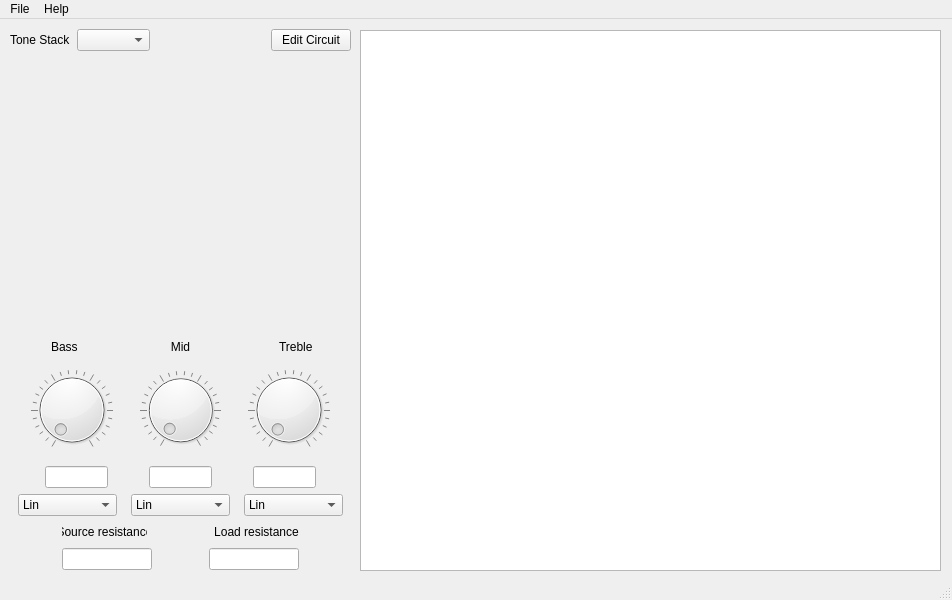
Before: the Qt Designer form tonestackcalculator.ui in olivergardiner/tonestack, drawn with Qt 5.
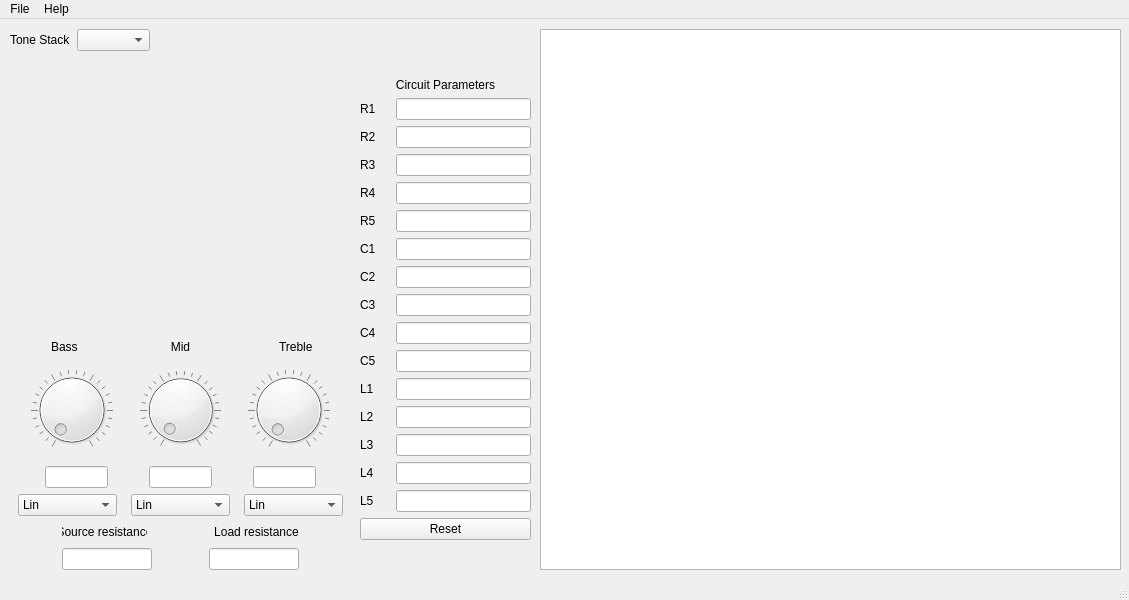
After: the same form once the commit is applied.

Commit message: Added circuit editing - now fully functional

Diff of the .ui file:
```diff
--- a/tonestackcalculator.ui
+++ b/tonestackcalculator.ui
@@ -6,7 +6,7 @@
    <rect>
     <x>0</x>
     <y>0</y>
-    <width>952</width>
+    <width>1129</width>
     <height>600</height>
    </rect>
   </property>
@@ -23,8 +23,8 @@
    <widget class="QGraphicsView" name="frequencyResponse">
     <property name="geometry">
      <rect>
-      <x>360</x>
-      <y>11</y>
+      <x>540</x>
+      <y>10</y>
       <width>581</width>
       <height>541</height>
      </rect>
@@ -81,13 +81,6 @@
          </property>
         </spacer>
        </item>
-       <item>
-        <widget class="QPushButton" name="pushButton">
-         <property name="text">
-          <string>Edit Circuit</string>
-         </property>
-        </widget>
-       </item>
       </layout>
      </item>
      <item>
@@ -658,13 +651,529 @@
      </item>
     </layout>
    </widget>
+   <widget class="QWidget" name="verticalLayoutWidget">
+    <property name="geometry">
+     <rect>
+      <x>360</x>
+      <y>59</y>
+      <width>171</width>
+      <height>491</height>
+     </rect>
+    </property>
+    <layout class="QVBoxLayout" name="verticalLayout_2">
+     <item>
+      <widget class="QLabel" name="label_2">
+       <property name="text">
+        <string>Circuit Parameters</string>
+       </property>
+       <property name="alignment">
+        <set>Qt::AlignCenter</set>
+       </property>
+      </widget>
+     </item>
+     <item>
+      <layout class="QHBoxLayout" name="horizontalLayout_8">
+       <item>
+        <widget class="QLabel" name="r1Label">
+         <property name="minimumSize">
+          <size>
+           <width>30</width>
+           <height>0</height>
+          </size>
+         </property>
+         <property name="baseSize">
+          <size>
+           <width>30</width>
+           <height>0</height>
+          </size>
+         </property>
+         <property name="text">
+          <string>R1</string>
+         </property>
+        </widget>
+       </item>
+       <item>
+        <widget class="QLineEdit" name="r1Value"/>
+       </item>
+      </layout>
+     </item>
+     <item>
+      <layout class="QHBoxLayout" name="horizontalLayout_9">
+       <item>
+        <widget class="QLabel" name="r2Label">
+         <property name="minimumSize">
+          <size>
+           <width>30</width>
+           <height>0</height>
+          </size>
+         </property>
+         <property name="maximumSize">
+          <size>
+           <width>30</width>
+           <height>16777215</height>
+          </size>
+         </property>
+         <property name="baseSize">
+          <size>
+           <width>30</width>
+           <height>0</height>
+          </size>
+         </property>
+         <property name="text">
+          <string>R2</string>
+         </property>
+        </widget>
+       </item>
+       <item>
+        <widget class="QLineEdit" name="r2Value"/>
+       </item>
+      </layout>
+     </item>
+     <item>
+      <layout class="QHBoxLayout" name="horizontalLayout_10">
+       <item>
+        <widget class="QLabel" name="r3Label">
+         <property name="minimumSize">
+          <size>
+           <width>30</width>
+           <height>0</height>
+          </size>
+         </property>
+         <property name="maximumSize">
+          <size>
+           <width>30</width>
+           <height>16777215</height>
+          </size>
+         </property>
+         <property name="baseSize">
+          <size>
+           <width>30</width>
+           <height>0</height>
+          </size>
+         </property>
+         <property name="text">
+          <string>R3</string>
+         </property>
+        </widget>
+       </item>
+       <item>
+        <widget class="QLineEdit" name="r3Value"/>
+       </item>
+      </layout>
+     </item>
+     <item>
+      <layout class="QHBoxLayout" name="horizontalLayout_11">
+       <item>
+        <widget class="QLabel" name="r4Label">
+         <property name="minimumSize">
+          <size>
+           <width>30</width>
+           <height>0</height>
+          </size>
+         </property>
+         <property name="maximumSize">
+          <size>
+           <width>30</width>
+           <height>16777215</height>
+          </size>
+         </property>
+         <property name="baseSize">
+          <size>
+           <width>30</width>
+           <height>0</height>
+          </size>
+         </property>
+         <property name="text">
+          <string>R4</string>
+         </property>
+        </widget>
+       </item>
+       <item>
+        <widget class="QLineEdit" name="r4Value"/>
+       </item>
+      </layout>
+     </item>
+     <item>
+      <layout class="QHBoxLayout" name="horizontalLayout_12">
+       <item>
+        <widget class="QLabel" name="r5Label">
+         <property name="minimumSize">
+          <size>
+           <width>30</width>
+           <height>0</height>
+          </size>
+         </property>
+         <property name="maximumSize">
+          <size>
+           <width>30</width>
+           <height>16777215</height>
+          </size>
+         </property>
+         <property name="baseSize">
+          <size>
+           <width>30</width>
+           <height>0</height>
+          </size>
+         </property>
+         <property name="text">
+          <string>R5</string>
+         </property>
+        </widget>
+       </item>
+       <item>
+        <widget class="QLineEdit" name="r5Value"/>
+       </item>
+      </layout>
+     </item>
+     <item>
+      <layout class="QHBoxLayout" name="horizontalLayout_13">
+       <item>
+        <widget class="QLabel" name="c1Label">
+         <property name="minimumSize">
+          <size>
+           <width>30</width>
+           <height>0</height>
+          </size>
+         </property>
+         <property name="maximumSize">
+          <size>
+           <width>30</width>
+           <height>16777215</height>
+          </size>
+         </property>
+         <property name="baseSize">
+          <size>
+           <width>50</width>
+           <height>0</height>
+          </size>
+         </property>
+         <property name="text">
+          <string>C1</string>
+         </property>
+        </widget>
+       </item>
+       <item>
+        <widget class="QLineEdit" name="c1Value"/>
+       </item>
+      </layout>
+     </item>
+     <item>
+      <layout class="QHBoxLayout" name="horizontalLayout_14">
+       <item>
+        <widget class="QLabel" name="c2Label">
+         <property name="minimumSize">
+          <size>
+           <width>30</width>
+           <height>0</height>
+          </size>
+         </property>
+         <property name="maximumSize">
+          <size>
+           <width>30</width>
+           <height>16777215</height>
+          </size>
+         </property>
+         <property name="baseSize">
+          <size>
+           <width>30</width>
+           <height>0</height>
+          </size>
+         </property>
+         <property name="text">
+          <string>C2</string>
+         </property>
+        </widget>
+       </item>
+       <item>
+        <widget class="QLineEdit" name="c2Value"/>
+       </item>
+      </layout>
+     </item>
+     <item>
+      <layout class="QHBoxLayout" name="horizontalLayout_15">
+       <item>
+        <widget class="QLabel" name="c3Label">
+         <property name="minimumSize">
+          <size>
+           <width>30</width>
+           <height>0</height>
+          </size>
+         </property>
+         <property name="maximumSize">
+          <size>
+           <width>30</width>
+           <height>16777215</height>
+          </size>
+         </property>
+         <property name="baseSize">
+          <size>
+           <width>30</width>
+           <height>0</height>
+          </size>
+         </property>
+         <property name="text">
+          <string>C3</string>
+         </property>
+        </widget>
+       </item>
+       <item>
+        <widget class="QLineEdit" name="c3Value"/>
+       </item>
+      </layout>
+     </item>
+     <item>
+      <layout class="QHBoxLayout" name="horizontalLayout_16">
+       <item>
+        <widget class="QLabel" name="c4Label">
+         <property name="minimumSize">
+          <size>
+           <width>30</width>
+           <height>0</height>
+          </size>
+         </property>
+         <property name="maximumSize">
+          <size>
+           <width>30</width>
+           <height>16777215</height>
+          </size>
+         </property>
+         <property name="baseSize">
+          <size>
+           <width>30</width>
+           <height>0</height>
+          </size>
+         </property>
+         <property name="text">
+          <string>C4</string>
+         </property>
+        </widget>
+       </item>
+       <item>
+        <widget class="QLineEdit" name="c4Value"/>
+       </item>
+      </layout>
+     </item>
+     <item>
+      <layout class="QHBoxLayout" name="horizontalLayout_17">
+       <item>
+        <widget class="QLabel" name="c5Label">
+         <property name="minimumSize">
+          <size>
+           <width>30</width>
+           <height>0</height>
+          </size>
+         </property>
+         <property name="maximumSize">
+          <size>
+           <width>30</width>
+           <height>16777215</height>
+          </size>
+         </property>
+         <property name="baseSize">
+          <size>
+           <width>30</width>
+           <height>0</height>
+          </size>
+         </property>
+         <property name="text">
+          <string>C5</string>
+         </property>
+        </widget>
+       </item>
+       <item>
+        <widget class="QLineEdit" name="c5Value"/>
+       </item>
+      </layout>
+     </item>
+     <item>
+      <layout class="QHBoxLayout" name="horizontalLayout_18">
+       <item>
+        <widget class="QLabel" name="l1Label">
+         <property name="minimumSize">
+          <size>
+           <width>30</width>
+           <height>0</height>
+          </size>
+         </property>
+         <property name="maximumSize">
+          <size>
+           <width>30</width>
+           <height>16777215</height>
+          </size>
+         </property>
+         <property name="baseSize">
+          <size>
+           <width>30</width>
+           <height>0</height>
+          </size>
+         </property>
+         <property name="text">
+          <string>L1</string>
+         </property>
+        </widget>
+       </item>
+       <item>
+        <widget class="QLineEdit" name="l1Value"/>
+       </item>
+      </layout>
+     </item>
+     <item>
+      <layout class="QHBoxLayout" name="horizontalLayout_19">
+       <item>
+        <widget class="QLabel" name="l2Label">
+         <property name="minimumSize">
+          <size>
+           <width>30</width>
+           <height>0</height>
+          </size>
+         </property>
+         <property name="maximumSize">
+          <size>
+           <width>30</width>
+           <height>16777215</height>
+          </size>
+         </property>
+         <property name="baseSize">
+          <size>
+           <width>30</width>
+           <height>0</height>
+          </size>
+         </property>
+         <property name="text">
+          <string>L2</string>
+         </property>
+        </widget>
+       </item>
+       <item>
+        <widget class="QLineEdit" name="l2Value"/>
+       </item>
+      </layout>
+     </item>
+     <item>
+      <layout class="QHBoxLayout" name="horizontalLayout_20">
+       <item>
+        <widget class="QLabel" name="l3Label">
+         <property name="minimumSize">
+          <size>
+           <width>30</width>
+           <height>0</height>
+          </size>
+         </property>
+         <property name="maximumSize">
+          <size>
+           <width>30</width>
+           <height>16777215</height>
+          </size>
+         </property>
+         <property name="baseSize">
+          <size>
+           <width>30</width>
+           <height>0</height>
+          </size>
+         </property>
+         <property name="text">
+          <string>L3</string>
+         </property>
+        </widget>
+       </item>
+       <item>
+        <widget class="QLineEdit" name="l3Value"/>
+       </item>
+      </layout>
+     </item>
+     <item>
+      <layout class="QHBoxLayout" name="horizontalLayout_21">
+       <item>
+        <widget class="QLabel" name="l4Label">
+         <property name="minimumSize">
+          <size>
+           <width>30</width>
+           <height>0</height>
+          </size>
+         </property>
+         <property name="maximumSize">
+          <size>
+           <width>30</width>
+           <height>16777215</height>
+          </size>
+         </property>
+         <property name="baseSize">
+          <size>
+           <width>30</width>
+           <height>0</height>
+          </size>
+         </property>
+         <property name="text">
+          <string>L4</string>
+         </property>
+        </widget>
+       </item>
+       <item>
+        <widget class="QLineEdit" name="l4Value"/>
+       </item>
+      </layout>
+     </item>
+     <item>
+      <layout class="QHBoxLayout" name="horizontalLayout_22">
+       <item>
+        <widget class="QLabel" name="l5Label">
+         <property name="minimumSize">
+          <size>
+           <width>30</width>
+           <height>0</height>
+          </size>
+         </property>
+         <property name="maximumSize">
+          <size>
+           <width>30</width>
+           <height>16777215</height>
+          </size>
+         </property>
+         <property name="baseSize">
+          <size>
+           <width>30</width>
+           <height>0</height>
+          </size>
+         </property>
+         <property name="text">
+          <string>L5</string>
+         </property>
+        </widget>
+       </item>
+       <item>
+        <widget class="QLineEdit" name="l5Value"/>
+       </item>
+      </layout>
+     </item>
+     <item>
+      <widget class="QPushButton" name="resetButton">
+       <property name="text">
+        <string>Reset</string>
+       </property>
+      </widget>
+     </item>
+     <item>
+      <spacer name="verticalSpacer">
+       <property name="orientation">
+        <enum>Qt::Vertical</enum>
+       </property>
+       <property name="sizeHint" stdset="0">
+        <size>
+         <width>20</width>
+         <height>40</height>
+        </size>
+       </property>
+      </spacer>
+     </item>
+    </layout>
+   </widget>
   </widget>
   <widget class="QMenuBar" name="menubar">
    <property name="geometry">
     <rect>
      <x>0</x>
      <y>0</y>
-     <width>952</width>
+     <width>1129</width>
      <height>21</height>
     </rect>
    </property>
```
Left out of the diff: 8 changed lines with no effect on the pictures. The commit also changes 19 other files.
